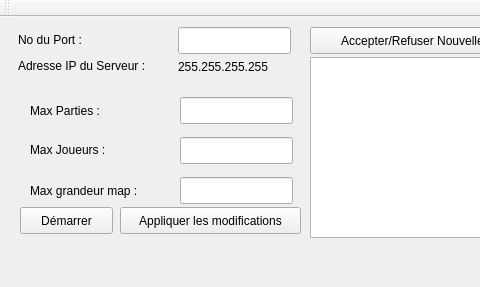
Before: the Qt Designer form mainwindow.ui in massicotteg/PixelATRServeur, drawn with Qt 5; both pictures show x 0 to 480 and y 0 to 287 of the 716 by 287 pixel window.
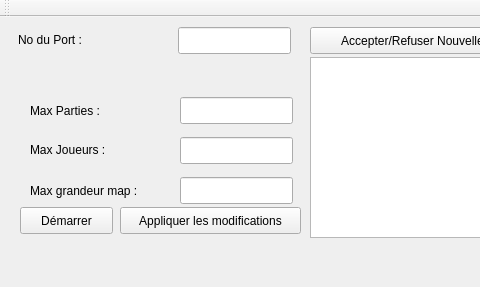
After: the same form once the commit is applied.

The edit to the form file:
```diff
--- a/mainwindow.ui
+++ b/mainwindow.ui
@@ -50,32 +50,6 @@
      <string>No du Port :</string>
     </property>
    </widget>
-   <widget class="QLabel" name="label_2">
-    <property name="geometry">
-     <rect>
-      <x>18</x>
-      <y>40</y>
-      <width>151</width>
-      <height>17</height>
-     </rect>
-    </property>
-    <property name="text">
-     <string>Adresse IP du Serveur :</string>
-    </property>
-   </widget>
-   <widget class="QLabel" name="lblAdresseIP">
-    <property name="geometry">
-     <rect>
-      <x>178</x>
-      <y>40</y>
-      <width>111</width>
-      <height>20</height>
-     </rect>
-    </property>
-    <property name="text">
-     <string>255.255.255.255</string>
-    </property>
-   </widget>
    <widget class="QLineEdit" name="txtMaxParties">
     <property name="geometry">
      <rect>
```
